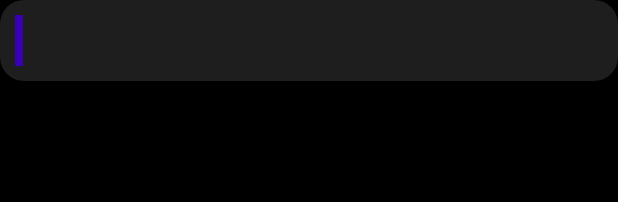
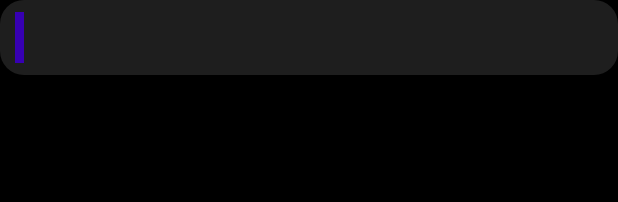
Before and after one commit to brill594/Zero, an Android app built with Jetpack Compose: the layout widget_todo_item.xml on its own in the app's theme, with its tools: preview values and no code run, on a phone screen of 412 x 824 dp. Shown: the top 202 px of the screen. Run offline under Robolectric (Android 15) with nearby library versions, the phone set to English and light mode, and no system bars.

Commit message:
style(widget): 调整布局间距和尺寸以优化显示效果
统一调整 widget 的内边距、行高和分隔线高度
修改日期显示为英文格式
优化左侧彩色条宽度

```diff
--- a/app/src/main/java/com/Brill/zero/widget/TodoWidgetProvider.kt
+++ b/app/src/main/java/com/Brill/zero/widget/TodoWidgetProvider.kt
@@ -143,7 +143,7 @@ class TodoWidgetProvider : AppWidgetProvider() {
             // Header content (title and date)
             views.setTextViewText(R.id.widget_header_title, "Zero To-Do")
             val cal = java.util.Calendar.getInstance().apply { add(java.util.Calendar.DAY_OF_YEAR, offset) }
-            val dateStr = java.text.SimpleDateFormat("MMMM d EEE", java.util.Locale.getDefault()).format(cal.time)
+            val dateStr = java.text.SimpleDateFormat("MMMM d EEE", java.util.Locale.ENGLISH).format(cal.time)
             views.setTextViewText(R.id.widget_header_date, dateStr)
             Log.d(TAG, "updateAppWidget: dateStr=$dateStr")
 
@@ -215,7 +215,7 @@ class TodoWidgetProvider : AppWidgetProvider() {
             }
             views.setTextViewText(R.id.widget_header_title, "Zero To-Do")
             val cal = java.util.Calendar.getInstance().apply { add(java.util.Calendar.DAY_OF_YEAR, offset) }
-            val dateStr = java.text.SimpleDateFormat("MMMM d EEE", java.util.Locale.getDefault()).format(cal.time)
+            val dateStr = java.text.SimpleDateFormat("MMMM d EEE.", java.util.Locale.ENGLISH).format(cal.time)
             views.setTextViewText(R.id.widget_header_date, dateStr)
             // Scale guard on partial updates
             views.setFloat(R.id.widget_content, "setScaleX", SCALE)
--- a/app/src/main/res/layout/widget_todo_item.xml
+++ b/app/src/main/res/layout/widget_todo_item.xml
@@ -5,14 +5,17 @@
     android:layout_width="match_parent"
     android:layout_height="wrap_content"
     android:background="@drawable/widget_item_bg_dark"
-    android:padding="10dp"
-    android:minHeight="50dp"
+    android:paddingLeft="10dp"
+    android:paddingRight="10dp"
+    android:paddingTop="8dp"
+    android:paddingBottom="8dp"
+    android:minHeight="44dp"
     android:gravity="center_vertical">
 
     <!-- Left colored bar -->
     <ImageView
         android:id="@+id/item_bar"
-        android:layout_width="5dp"
+        android:layout_width="6dp"
         android:layout_height="match_parent"
         android:layout_marginEnd="12dp"
         android:scaleType="fitXY"
```
Also changed, not shown: app/src/main/res/layout/widget_todo.xml (+14 -4 lines), 1 other file.
